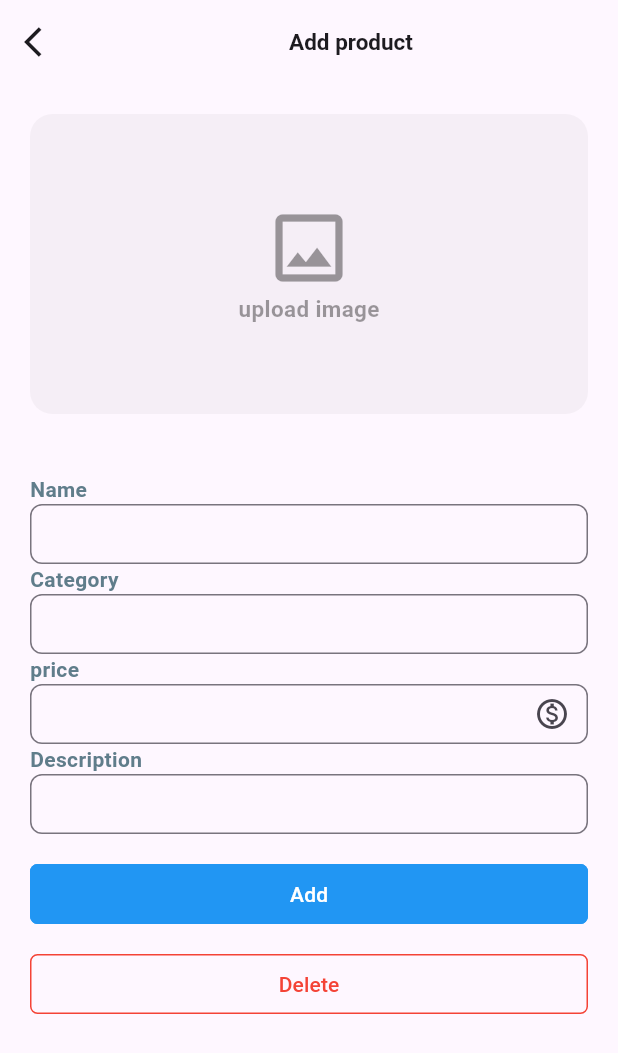
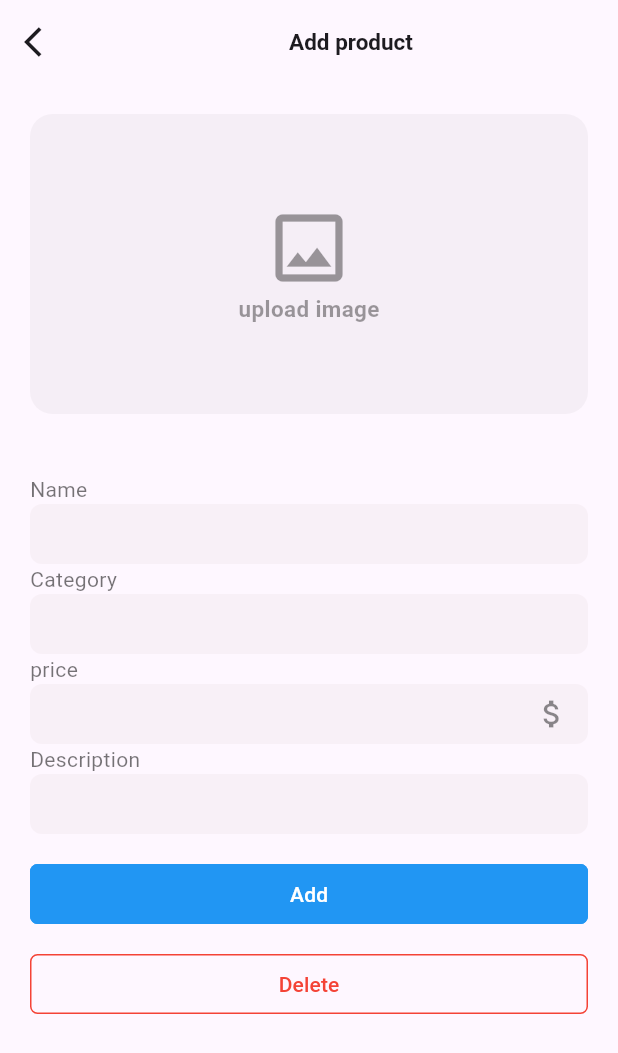
Before and after one commit to michael-099/A2SV-project-phase-mobile-tasks, a Flutter app: the screen it shows after launch, on a phone screen of 412 x 824 dp. Shown: the top 1053 px of the screen. Run offline on Flutter 3.47's test engine with Material 3 defaults, Android fonts, the phone set to English and light mode, and no system bars; missing offline and left inert: number_paginator.

Commit message:
add product fixes

```diff
--- a/ecommerce_app/lib/screens/add_product_page.dart
+++ b/ecommerce_app/lib/screens/add_product_page.dart
@@ -62,7 +62,7 @@ class _AddProductPageState extends State<AddProductPage> {
                       controller: _priceController,
                       maxLines: 1,
                       minLines: 1,
-                      suffixIcon: const Icon(Icons.monetization_on_outlined),
+                      suffixIcon: const Icon(Icons.attach_money_outlined,color: Colors.black45,),
                     ),
                     CustomTextField(
                       label: "Description",
--- a/ecommerce_app/lib/widgets/custom_text_field.dart
+++ b/ecommerce_app/lib/widgets/custom_text_field.dart
@@ -32,8 +32,7 @@ class _CustomTextFieldState extends State<CustomTextField> {
           child: Text(
             widget.label,
             style: const TextStyle(
-              fontWeight: FontWeight.bold,
-              color: Colors.blueGrey,
+              color: Colors.black54,
             ),
           ),
         ),
@@ -45,9 +44,12 @@ class _CustomTextFieldState extends State<CustomTextField> {
             maxLines: widget.maxLines,
             controller: widget.controller,
             decoration: InputDecoration(
+              fillColor: const Color.fromARGB(26, 200, 178, 178),
+              filled: true,
               suffixIcon: widget.suffixIcon,
               border: const OutlineInputBorder(
-                  borderRadius: BorderRadius.all(Radius.circular(8.0))),
+                  borderRadius: BorderRadius.all(Radius.circular(8.0)),
+                  borderSide: BorderSide.none),
               focusedBorder: const OutlineInputBorder(
                 borderSide: BorderSide(color: Colors.blue),
               ),
```
